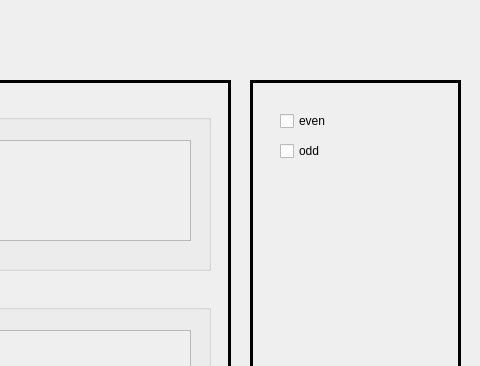
Qt form s1Pantry.ui (ReneeTong/a8-edu-app) before a commit; both pictures show x 520 to 1000 and y 0 to 366 of the 1000 by 700 pixel window.
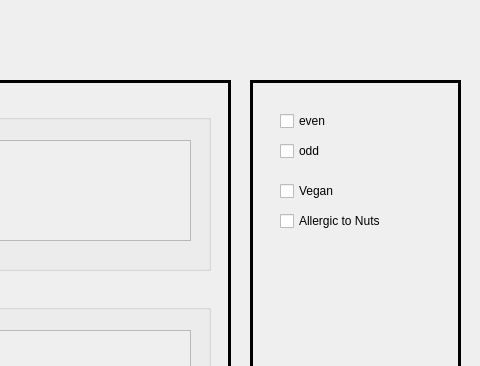
The same form after that commit. Custom widgets are drawn as their Qt base class.

```diff
--- a/s1Pantry.ui
+++ b/s1Pantry.ui
@@ -230,6 +230,32 @@
      <string>odd</string>
     </property>
    </widget>
+   <widget class="QCheckBox" name="veganBox">
+    <property name="geometry">
+     <rect>
+      <x>30</x>
+      <y>100</y>
+      <width>151</width>
+      <height>22</height>
+     </rect>
+    </property>
+    <property name="text">
+     <string>Vegan</string>
+    </property>
+   </widget>
+   <widget class="QCheckBox" name="allergyBox">
+    <property name="geometry">
+     <rect>
+      <x>30</x>
+      <y>130</y>
+      <width>151</width>
+      <height>22</height>
+     </rect>
+    </property>
+    <property name="text">
+     <string>Allergic to Nuts</string>
+    </property>
+   </widget>
   </widget>
  </widget>
  <customwidgets>
```
